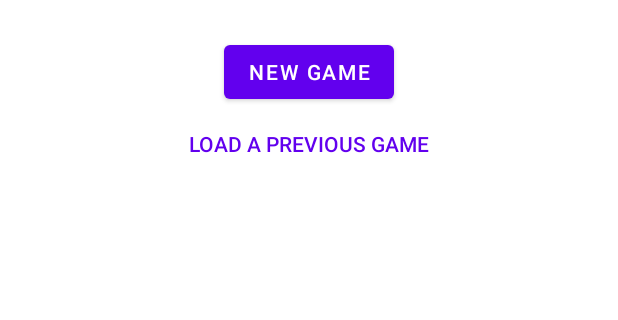
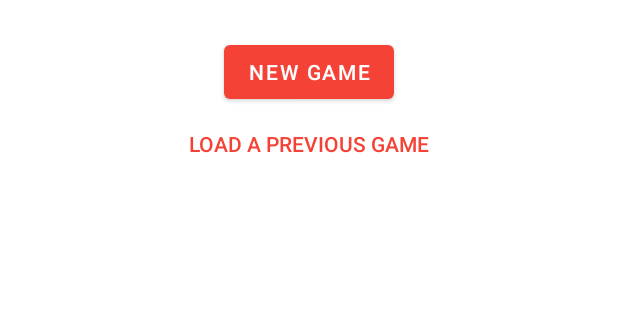
Before and after one commit to georgekal2798/Tichu-Counter, an Android app: the screen it shows after launch (MenuActivity), on a phone screen of 412 x 824 dp, the part 439-759 px from its top. Run offline under Robolectric (Android 15) with nearby library versions, the phone set to English and light mode, and no system bars.

Commit message:
Changed app's theme colors to red

```diff
--- a/app/src/main/res/values-night/themes.xml
+++ b/app/src/main/res/values-night/themes.xml
@@ -2,15 +2,15 @@
     <!-- Base application theme. -->
     <style name="Theme.TichuCounter" parent="Theme.MaterialComponents.DayNight.DarkActionBar">
         <!-- Primary brand color. -->
-        <item name="colorPrimary">@color/purple_200</item>
-        <item name="colorPrimaryVariant">@color/purple_700</item>
+        <item name="colorPrimary">@color/red_200</item>
+        <item name="colorPrimaryVariant">@color/red_700</item>
         <item name="colorOnPrimary">@color/black</item>
         <!-- Secondary brand color. -->
-        <item name="colorSecondary">@color/teal_200</item>
-        <item name="colorSecondaryVariant">@color/teal_200</item>
+        <item name="colorSecondary">@color/red_A700</item>
+        <item name="colorSecondaryVariant">@color/brown</item>
         <item name="colorOnSecondary">@color/black</item>
         <!-- Status bar color. -->
-        <item name="android:statusBarColor" tools:targetApi="l">?attr/colorPrimaryVariant</item>
+        <item name="android:statusBarColor" tools:targetApi="l">?attr/colorSecondaryVariant</item>
         <!-- Customize your theme here. -->
         <item name="itemTextColor">@color/white</item>
     </style>
--- a/app/src/main/res/values/colors.xml
+++ b/app/src/main/res/values/colors.xml
@@ -1,10 +1,10 @@
 <?xml version="1.0" encoding="utf-8"?>
 <resources>
-    <color name="purple_200">#FFBB86FC</color>
-    <color name="purple_500">#FF6200EE</color>
-    <color name="purple_700">#FF3700B3</color>
-    <color name="teal_200">#FF03DAC5</color>
-    <color name="teal_700">#FF018786</color>
+    <color name="red_200">#EF9A9A</color>
+    <color name="red_500">#F44336</color>
+    <color name="red_700">#D32F2F</color>
+    <color name="red_A700">#D50000</color>
+    <color name="brown">#850000</color>
     <color name="black">#FF000000</color>
     <color name="white">#FFFFFFFF</color>
 </resources>
--- a/app/src/main/res/values/themes.xml
+++ b/app/src/main/res/values/themes.xml
@@ -2,15 +2,15 @@
     <!-- Base application theme. -->
     <style name="Theme.TichuCounter" parent="Theme.MaterialComponents.DayNight.DarkActionBar">
         <!-- Primary brand color. -->
-        <item name="colorPrimary">@color/purple_500</item>
-        <item name="colorPrimaryVariant">@color/purple_700</item>
+        <item name="colorPrimary">@color/red_500</item>
+        <item name="colorPrimaryVariant">@color/red_700</item>
         <item name="colorOnPrimary">@color/white</item>
         <!-- Secondary brand color. -->
-        <item name="colorSecondary">@color/teal_200</item>
-        <item name="colorSecondaryVariant">@color/teal_700</item>
+        <item name="colorSecondary">@color/red_A700</item>
+        <item name="colorSecondaryVariant">@color/brown</item>
         <item name="colorOnSecondary">@color/black</item>
         <!-- Status bar color. -->
-        <item name="android:statusBarColor" tools:targetApi="l">?attr/colorPrimaryVariant</item>
+        <item name="android:statusBarColor" tools:targetApi="l">?attr/colorSecondaryVariant</item>
         <!-- Customize your theme here. -->
         <item name="itemTextColor">@color/black</item>
     </style>
```
